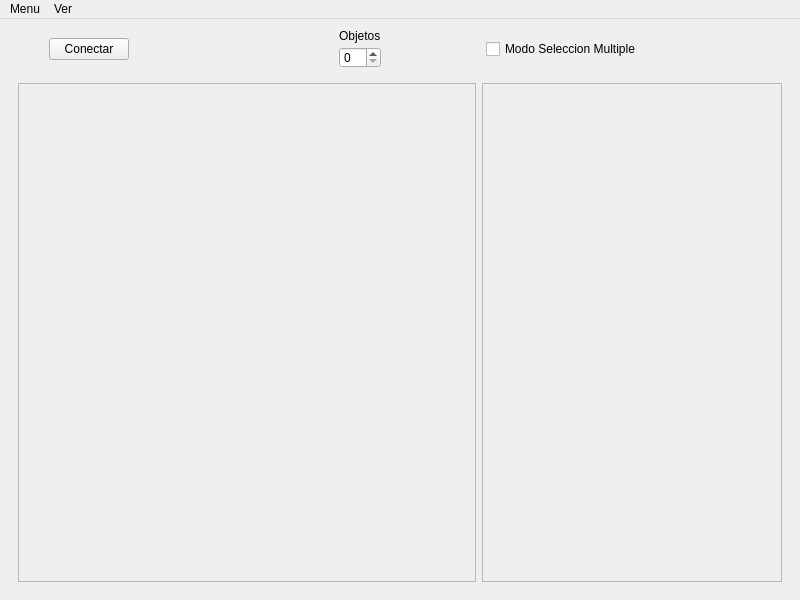
Qt form Indi-Cosmos/mainwindow.ui (eyehalcon97/Indi-Cosmos) before a commit.
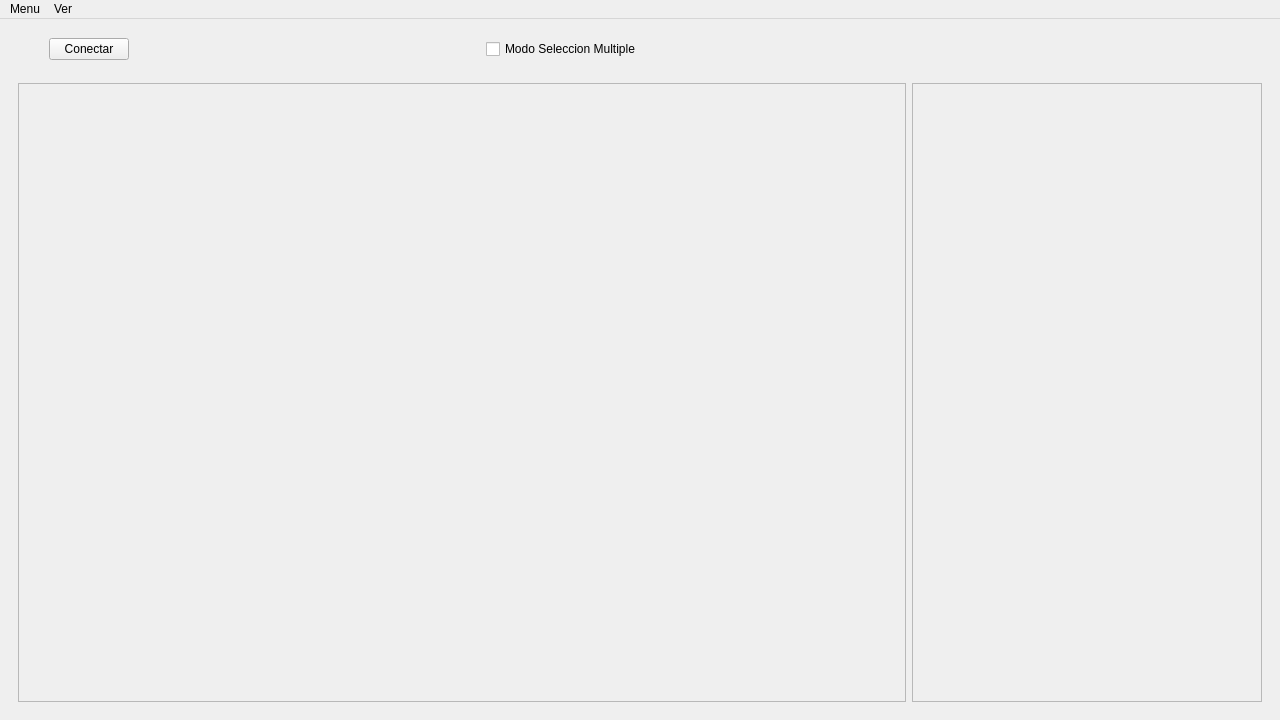
The same form after that commit. Icons and pictures are not drawn.

Patch:
```diff
--- a/Indi-Cosmos/mainwindow.ui
+++ b/Indi-Cosmos/mainwindow.ui
@@ -9,8 +9,8 @@
    <rect>
     <x>0</x>
     <y>0</y>
-    <width>800</width>
-    <height>600</height>
+    <width>1280</width>
+    <height>720</height>
    </rect>
   </property>
   <property name="sizePolicy">
@@ -21,8 +21,8 @@
   </property>
   <property name="minimumSize">
    <size>
-    <width>800</width>
-    <height>600</height>
+    <width>0</width>
+    <height>0</height>
    </size>
   </property>
   <property name="windowTitle">
@@ -63,29 +63,6 @@
         <height>40</height>
        </size>
       </property>
-      <widget class="QSpinBox" name="Nobjetos">
-       <property name="geometry">
-        <rect>
-         <x>330</x>
-         <y>19</y>
-         <width>42</width>
-         <height>21</height>
-        </rect>
-       </property>
-      </widget>
-      <widget class="QLabel" name="label">
-       <property name="geometry">
-        <rect>
-         <x>330</x>
-         <y>0</y>
-         <width>49</width>
-         <height>16</height>
-        </rect>
-       </property>
-       <property name="text">
-        <string>Objetos</string>
-       </property>
-      </widget>
       <widget class="QCheckBox" name="checkBox">
        <property name="geometry">
         <rect>
@@ -133,8 +110,8 @@
            <rect>
             <x>0</x>
             <y>0</y>
-            <width>456</width>
-            <height>497</height>
+            <width>886</width>
+            <height>617</height>
            </rect>
           </property>
           <property name="sizePolicy">
@@ -150,7 +127,7 @@
         <widget class="QScrollArea" name="PanelDerecho">
          <property name="minimumSize">
           <size>
-           <width>300</width>
+           <width>350</width>
            <height>400</height>
           </size>
          </property>
@@ -168,8 +145,8 @@
            <rect>
             <x>0</x>
             <y>0</y>
-            <width>298</width>
-            <height>497</height>
+            <width>348</width>
+            <height>617</height>
            </rect>
           </property>
          </widget>
@@ -185,7 +162,7 @@
     <rect>
      <x>0</x>
      <y>0</y>
-     <width>800</width>
+     <width>1280</width>
      <height>19</height>
     </rect>
    </property>
```
